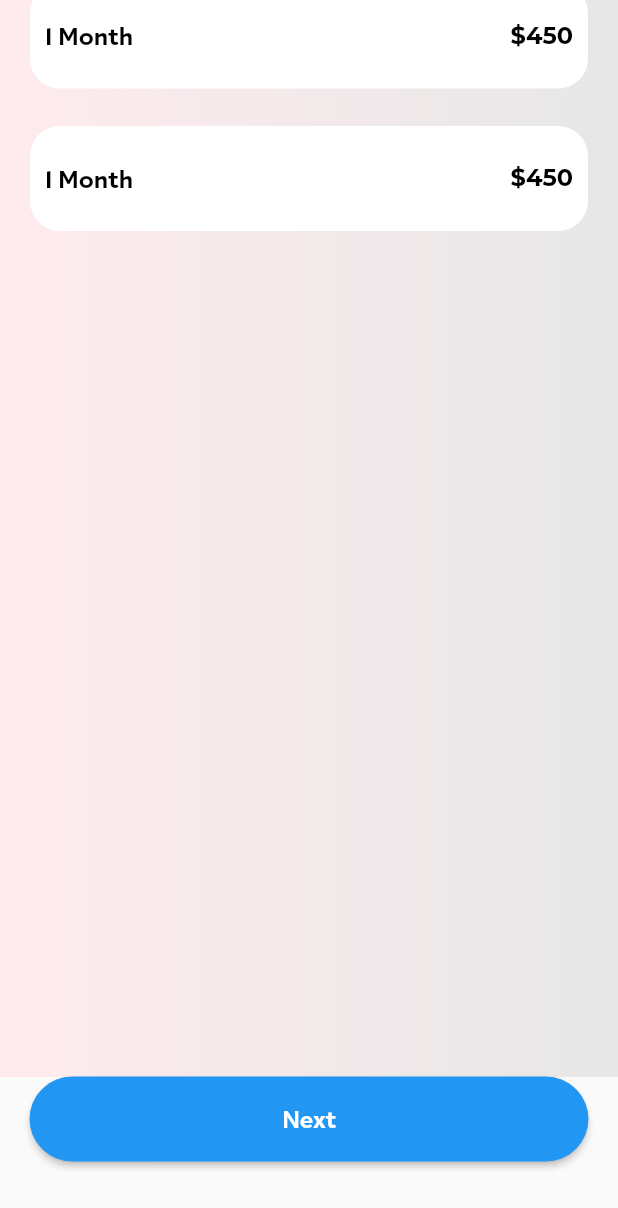
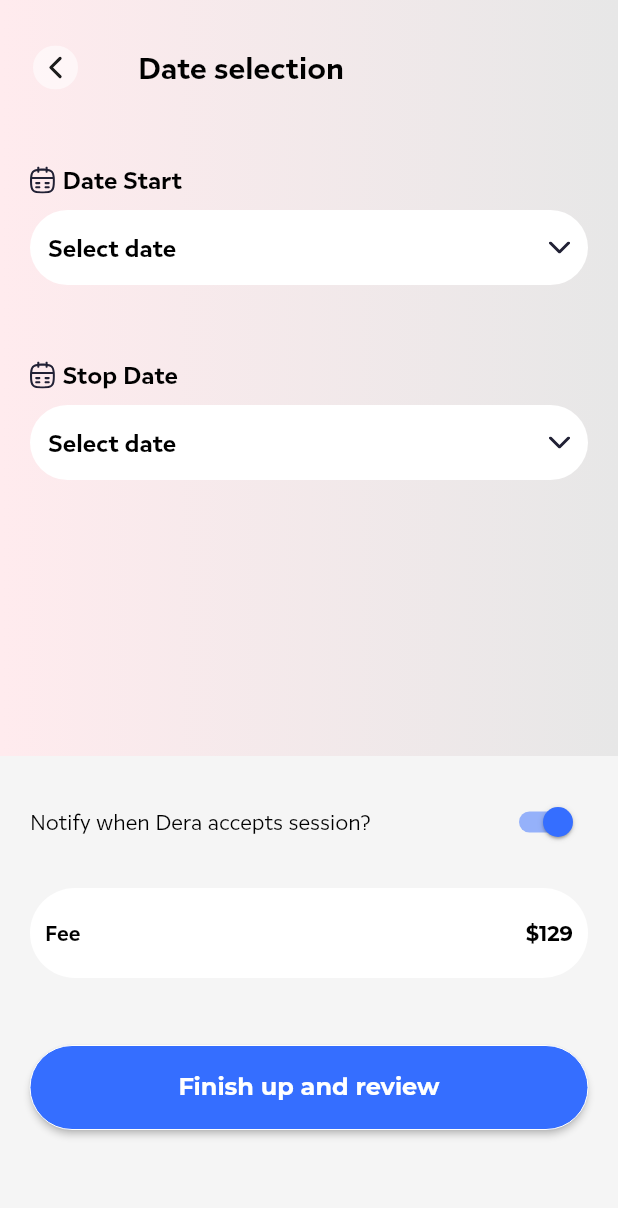
Before and after one commit to naztechnation/Petnity, a Flutter app: the TrainingDuraion screen opened directly, scrolled down 196 dp, after a tap on "Next", on a phone screen of 412 x 824 dp. Shown: the top 1208 px of the screen. Run offline on Flutter 3.47's test engine with Material 2 defaults, Android fonts, the phone set to English and light mode, and no system bars; our stand-ins replace equatable, flutter_bloc, flutter_svg, fluttertoast, geocoding, geolocator and 4 more; project files that could hold a hidden picture were left out.

Commit message:
added training package screen

```diff
--- a/lib/res/app_images.dart
+++ b/lib/res/app_images.dart
@@ -64,6 +64,7 @@ class AppImages {
   static const callBorder = '${_svgBaseUrl}call_border.svg';
   static const videoBorder = '${_svgBaseUrl}video_border.svg';
   static const messageBorder = '${_svgBaseUrl}message_border.svg';
+  static const arrowDown = '${_svgBaseUrl}arrow_down.svg';
 
   ///Gif images
   static const _gifBaseUrl = '${_baseUrl}gifs/';
--- a/lib/ui/landing_page/services/contact_provider.dart
+++ b/lib/ui/landing_page/services/contact_provider.dart
@@ -49,13 +49,14 @@ class ContactProvider extends StatelessWidget {
               const SizedBox(
                 height: 28,
               ),
-              contactTop (),
-
+              contactTop(),
             ],
           ),
         ),
       ),
-      bottomNavigationBar: ContactBottom(),
+      bottomNavigationBar: ContactBottom(
+        buttonText: 'Finish up and review',
+      ),
     );
   }
 }
--- /dev/null
+++ b/lib/ui/landing_page/services/pet_trainers/date_selection.dart
@@ -0,0 +1,198 @@
+import 'dart:io';
+
+import 'package:flutter/material.dart';
+
+import '../../../../res/app_colors.dart';
+import '../../../../res/app_constants.dart';
+import '../../../../res/app_images.dart';
+import '../../../../res/app_strings.dart';
+import '../../../widgets/back_button.dart';
+import '../../../widgets/button_view.dart';
+import '../../../widgets/custom_text.dart';
+import '../../../widgets/image_view.dart';
+import '../widgets/contact_bottom.dart';
+
+class DateSelection extends StatelessWidget {
+  const DateSelection({super.key});
+
+  @override
+  Widget build(BuildContext context) {
+    return Scaffold(
+      body: Container(
+        height: screenSize(context).height,
+        width: screenSize(context).width,
+        decoration: BoxDecoration(
+            gradient: LinearGradient(
+                colors: [AppColors.scaffoldColor, Colors.red.shade50],
+                begin: Alignment.topRight,
+                end: Alignment.topLeft)),
+        child: Column(
+          children: [
+            SafeArea(
+                child: Container(
+                    color: AppColors.cardColor,
+                    height: (Platform.isAndroid) ? 0 : 0)),
+            Container(
+              padding: const EdgeInsets.only(bottom: 0, top: 30),
+              child: Row(
+                children: [
+                  backButton(context),
+                  const SizedBox(
+                    width: 40,
+                  ),
+                  CustomText(
+                    textAlign: TextAlign.center,
+                    maxLines: 2,
+                    text: 'Date selection',
+                    weight: FontWeight.w700,
+                    size: 20,
+                    fontFamily: AppStrings.interSans,
+                    color: Colors.black,
+                  ),
+                ],
+              ),
+            ),
+            const SizedBox(
+              height: 30,
+            ),
+            SingleChildScrollView(
+              child: Padding(
+                padding: const EdgeInsets.symmetric(horizontal: 20.0),
+                child: Column(
+                  children: [
+                    Column(
+                      crossAxisAlignment: CrossAxisAlignment.start,
+                      children: [
+                        const SizedBox(
+                          height: 20,
+                        ),
+                        Row(
+                          mainAxisAlignment: MainAxisAlignment.spaceBetween,
+                          children: [
+                            Column(
+                              crossAxisAlignment: CrossAxisAlignment.start,
+                              children: [
+                                Row(
+                                  children: [
+                                    ImageView.svg(
+                                      AppImages.calender,
+                                      height: 18,
+                                    ),
+                                    SizedBox(width: 5),
+                                    CustomText(
+                                      textAlign: TextAlign.center,
+                                      maxLines: 2,
+                                      text: 'Date Start',
+                                      weight: FontWeight.w700,
+                                      size: 16,
+                                      fontFamily: AppStrings.interSans,
+                                      color: Colors.black,
+                                    ),
+                                  ],
+                                ),
+                                const SizedBox(
+                                  height: 10,
+                                ),
+                                Container(
+                                  width: screenSize(context).width - 40,
+                                  padding: const EdgeInsets.symmetric(
+                                      horizontal: 12, vertical: 15),
+                                  decoration: BoxDecoration(
+                                      color: Colors.white,
+                                      borderRadius: BorderRadius.circular(30)),
+                                  child: Row(
+                                    mainAxisSize: MainAxisSize.max,
+                                    mainAxisAlignment:
+                                        MainAxisAlignment.spaceBetween,
+                                    children: [
+                                      CustomText(
+                                        textAlign: TextAlign.center,
+                                        maxLines: 2,
+                                        text: 'Select date',
+                                        weight: FontWeight.w700,
+                                        size: 16,
+                                        fontFamily: AppStrings.interSans,
+                                        color: Colors.black,
+                                      ),
+                                      ImageView.svg(AppImages.arrowDown)
+                                    ],
+                                  ),
+                                )
+                              ],
+                            ),
+                          ],
+                        ),
+                        const SizedBox(
+                          height: 50,
+                        ),
+                        Row(
+                          mainAxisAlignment: MainAxisAlignment.spaceBetween,
+                          children: [
+                            Column(
+                              crossAxisAlignment: CrossAxisAlignment.start,
+                              children: [
+                                Row(
+                                  children: [
+                                    ImageView.svg(
+                                      AppImages.calender,
+                                      height: 18,
+                                    ),
+                                    SizedBox(width: 5),
+                                    CustomText(
+                                      textAlign: TextAlign.center,
+                                      maxLines: 2,
+                                      text: 'Stop Date',
+                                      weight: FontWeight.w700,
+                                      size: 16,
+                                      fontFamily: AppStrings.interSans,
+                                      color: Colors.black,
+                                    ),
+                                  ],
+                                ),
+                                const SizedBox(
+                                  height: 10,
+                                ),
+                                Container(
+                                  width: screenSize(context).width - 40,
+                                  padding: const EdgeInsets.symmetric(
+                                      horizontal: 12, vertical: 15),
+                                  decoration: BoxDecoration(
+                                      color: Colors.white,
+                                      borderRadius: BorderRadius.circular(30)),
+                                  child: Row(
+                                    mainAxisSize: MainAxisSize.max,
+                                    mainAxisAlignment:
+                                        MainAxisAlignment.spaceBetween,
+                                    children: [
+                                      CustomText(
+                                        textAlign: TextAlign.center,
+                                        maxLines: 2,
+                                        text: 'Select date',
+                                        weight: FontWeight.w700,
+                                        size: 16,
+                                        fontFamily: AppStrings.interSans,
+                                        color: Colors.black,
+                                      ),
+                                      ImageView.svg(AppImages.arrowDown)
+                                    ],
+                                  ),
+                                )
+                              ],
+                            ),
+                          ],
+                        ),
+                      ],
+                    )
+                  ],
+                ),
+              ),
+            ),
+          ],
+        ),
+      ),
+      bottomNavigationBar: ContactBottom(
+        buttonText: 'Finish up and review',
+      ),
+    );
+  }
+}
--- a/lib/ui/landing_page/services/pet_trainers/training_duration.dart
+++ b/lib/ui/landing_page/services/pet_trainers/training_duration.dart
@@ -1,6 +1,8 @@
 import 'dart:io';
 
 import 'package:flutter/material.dart';
+import 'package:petnity/ui/landing_page/services/pet_trainers/date_selection.dart';
+import 'package:petnity/utils/navigator/page_navigator.dart';
 
 import '../../../../res/app_colors.dart';
 import '../../../../res/app_constants.dart';
@@ -101,7 +103,9 @@ class TrainingDuraion extends StatelessWidget {
         margin: const EdgeInsets.only(bottom: 50, left: 20, right: 20),
         child: ButtonView(
           borderRadius: 30,
-          onPressed: () {},
+          onPressed: () {
+            AppNavigator.pushAndStackPage(context, page: DateSelection());
+          },
           child: CustomText(
             textAlign: TextAlign.center,
             maxLines: 2,
--- a/lib/ui/landing_page/services/widgets/contact_bottom.dart
+++ b/lib/ui/landing_page/services/widgets/contact_bottom.dart
@@ -1,5 +1,3 @@
-
-
 import 'package:flutter/material.dart';
 import 'package:petnity/res/app_colors.dart';
 import 'package:petnity/utils/navigator/page_navigator.dart';
@@ -10,22 +8,24 @@ import '../../../widgets/custom_text.dart';
 import '../review_screen.dart';
 
 class ContactBottom extends StatefulWidget {
+  final String buttonText;
 
-  const ContactBottom({super.key});
+  const ContactBottom({super.key, required this.buttonText});
 
   @override
   State<ContactBottom> createState() => _ContactBottomState();
 }
 
 class _ContactBottomState extends State<ContactBottom> {
-
   bool _value = true;
   @override
   Widget build(BuildContext context) {
-    return Container(height: 320,
+    return Container(
+      height: 320,
       color: Colors.grey.shade100,
       padding: const EdgeInsets.all(20),
-  child: Column(children: [
+      child: Column(
+        children: [
           Row(
             mainAxisAlignment: MainAxisAlignment.spaceBetween,
             children: [
@@ -40,15 +40,19 @@ class _ContactBottomState extends State<ContactBottom> {
               ),
               Switch.adaptive(
                 activeColor: AppColors.lightSecondary,
-
                 value: _value,
                 onChanged: (newValue) => setState(() => _value = newValue),
               ),
-    ],),
-    const SizedBox(height: 20,),
+            ],
+          ),
+          const SizedBox(
+            height: 20,
+          ),
           Container(
             padding: const EdgeInsets.symmetric(horizontal: 10),
-      height: 60,decoration: BoxDecoration(color: Colors.white, borderRadius: BorderRadius.circular(30)),
+            height: 60,
+            decoration: BoxDecoration(
+                color: Colors.white, borderRadius: BorderRadius.circular(30)),
             child: Row(
                 mainAxisAlignment: MainAxisAlignment.spaceBetween,
                 children: [
@@ -71,10 +75,11 @@ class _ContactBottomState extends State<ContactBottom> {
                   ),
                 ]),
           ),
-    const SizedBox(height: 45,),
+          const SizedBox(
+            height: 45,
+          ),
           ButtonView(
             color: AppColors.lightSecondary,
-
             borderColor: Colors.white,
             borderRadius: 40,
             onPressed: () {
@@ -83,13 +88,14 @@ class _ContactBottomState extends State<ContactBottom> {
             child: CustomText(
               textAlign: TextAlign.left,
               maxLines: 2,
-                                text: 'Finish up and review',
+              text: widget.buttonText,
               weight: FontWeight.w600,
               size: 16,
               color: Colors.white,
             ),
           )
-  ],),
+        ],
+      ),
     );
   }
 }
```
Also changed, not shown: lib/ui/landing_page/services/review_screen.dart (+93 -21 lines), assets/images/svgs/arrow_down.svg (added). Lines whose indentation alone changed are shown as unchanged.
